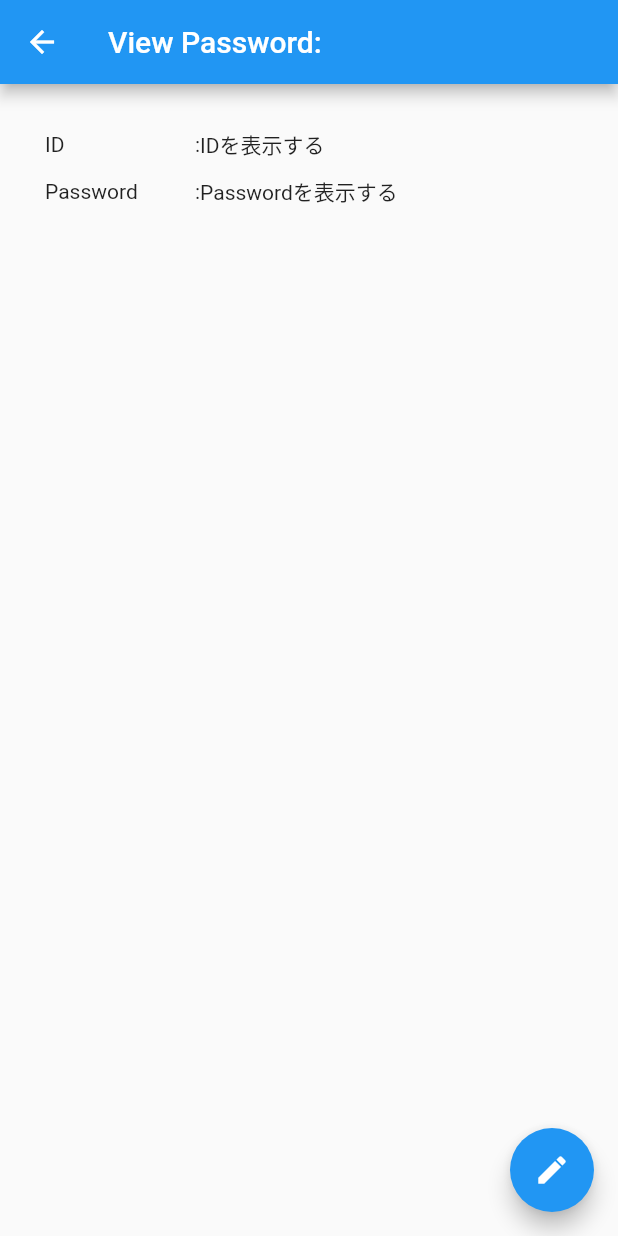
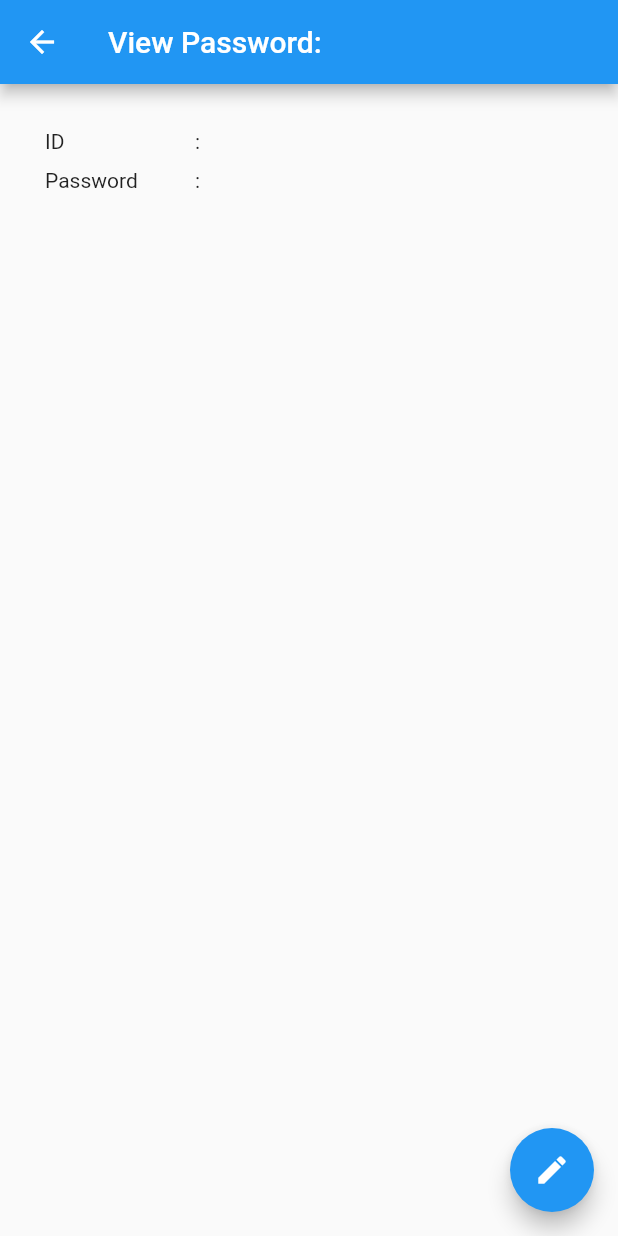
Before and after one commit to ishibashi-futos/flutter-study, a Flutter app: the ViewPasswordPage screen opened directly with empty values, on a phone screen of 412 x 824 dp. Run offline on Flutter 3.47's test engine with Material 2 defaults, Android fonts, the phone set to English and light mode, and no system bars.

Commit message:
練習問題6:遷移先のページにIDとPWの情報を送り表示してみようを実装

```diff
--- a/flutter_starter/lib/main.dart
+++ b/flutter_starter/lib/main.dart
@@ -32,7 +32,11 @@ class MyHomePage extends StatefulWidget {
 }
 
 class _MyHomePageState extends State<MyHomePage> {
-  List<String> titleList = ['www.google.co.jp', 'app.asana.com', 'www.amazon.co.jp'];
+  List<Password> passwords = [
+    Password(site: 'www.google.co.jp', id: 'hogehoge@gmail.com', password: 'password123'),
+    Password(site: 'app.asana.com', id: 'hogehoge@gmail.com', password: 'password123+asana'),
+    Password(site: 'www.amazon.co.jp', id: 'hogehoge@gmail.com', password: 'password123+amazon'),
+  ];
 
   @override
   Widget build(BuildContext context) {
@@ -44,13 +48,13 @@ class _MyHomePageState extends State<MyHomePage> {
       ),
       body: ListView.builder(itemBuilder: (BuildContext context, int i) {
         // 複数のWidgetをまとめて使いたいときはColumn Widgetを使用する
-        final title = titleList[i];
+        final title = passwords[i].site;
         return Column(
           children: [
             ListTile(
               onTap: () {
                 // 画面遷移処理の記述
-                Navigator.push(context, MaterialPageRoute(builder: (context) => ViewPasswordPage(title: title)));
+                Navigator.push(context, MaterialPageRoute(builder: (context) => ViewPasswordPage(password: passwords[i])));
               },
               leading: const Icon(Icons.vpn_key),
               title: Text(title),
@@ -59,11 +63,11 @@ class _MyHomePageState extends State<MyHomePage> {
           ],
         );
         // ListBuilderContextの実行回数はitemCountで決定できる
-      }, itemCount: titleList.length,),
+      }, itemCount: passwords.length,),
       floatingActionButton: FloatingActionButton(
         onPressed: () {
           // ボタンが押された時の処理
-          titleList.add(DateTime.now().toString());
+          // passwords.add(DateTime.now().toString());
           setState(() {
             // void
           });
@@ -75,4 +79,9 @@ class _MyHomePageState extends State<MyHomePage> {
   }
 }
 
-// TODO: 新しい画面にリストからデータを引き継ぐ
+class Password {
+  final String site;
+  final String id;
+  final String password;
+  const Password({required this.site, required this.id, required this.password});
+}
--- a/flutter_starter/lib/view_password.dart
+++ b/flutter_starter/lib/view_password.dart
@@ -1,9 +1,10 @@
 import 'package:flutter/material.dart';
 import 'package:flutter_starter/edit_password.dart';
+import 'package:flutter_starter/main.dart';
 
 class ViewPasswordPage extends StatefulWidget {
-  final String title;
-  const ViewPasswordPage({Key? key, required this.title}) : super(key: key);
+  final Password password;
+  const ViewPasswordPage({Key? key, required this.password}) : super(key: key);
   @override
   _ViewPasswordState createState() => _ViewPasswordState();
 }
@@ -12,16 +13,16 @@ class _ViewPasswordState extends State<ViewPasswordPage> {
   @override
   Widget build(BuildContext context) {
     return Scaffold(
-      appBar: AppBar(title: Text('View Password: ' + widget.title)),
+      appBar: AppBar(title: Text('View Password: ' + widget.password.site)),
       body: Padding(padding: const EdgeInsets.all(30.0),child: Column(
         crossAxisAlignment: CrossAxisAlignment.start,
         children: [
           Row(
-            children: [Container(width: 100, child: Text('ID')), Text(':'), Text('IDを表示する')],
+            children: [Container(width: 100, child: Text('ID')), Text(':'), Text(widget.password.id)],
           ),
           const Padding(padding: EdgeInsets.all(5),),
           Row(
-            children: [Container(width: 100, child: Text('Password')), Text(':'), Text('Passwordを表示する')],
+            children: [Container(width: 100, child: Text('Password')), Text(':'), Text(widget.password.password)],
           )
         ],
       )),
```
